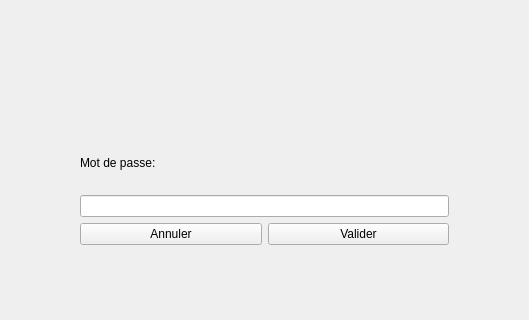
Before: the Qt Designer form mainwindow.ui in VConstans/IHMEcluse, drawn with Qt 5; both pictures show x 82 to 611 and y 332 to 652 of the 872 by 800 pixel window.
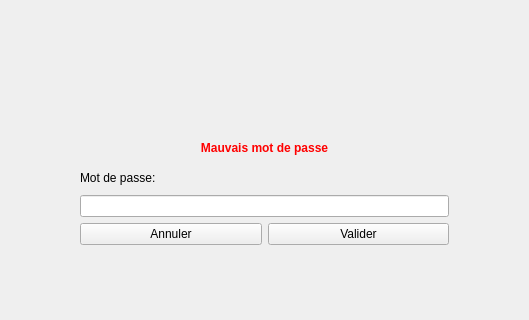
After: the same form once the commit is applied. The open tabs and pages were chosen to show the change. Icons and pictures are not drawn. Custom widgets are drawn as their Qt base class.

Commit message: Display message in case of bad password

What changed in the file:
```diff
--- a/mainwindow.ui
+++ b/mainwindow.ui
@@ -450,6 +450,13 @@
             </rect>
            </property>
            <layout class="QVBoxLayout" name="verticalLayout_3">
+            <item>
+             <widget class="QLabel" name="messageMdp">
+              <property name="text">
+               <string>&lt;html&gt;&lt;head/&gt;&lt;body&gt;&lt;p align=&quot;center&quot;&gt;&lt;span style=&quot; font-weight:600; color:#ff0000;&quot;&gt;Mauvais mot de passe&lt;/span&gt;&lt;/p&gt;&lt;/body&gt;&lt;/html&gt;</string>
+              </property>
+             </widget>
+            </item>
             <item>
              <widget class="QLabel" name="label_6">
               <property name="text">
```
Left out of the diff: 4 changed lines with no effect on the pictures. The commit also changes 1 other file.
